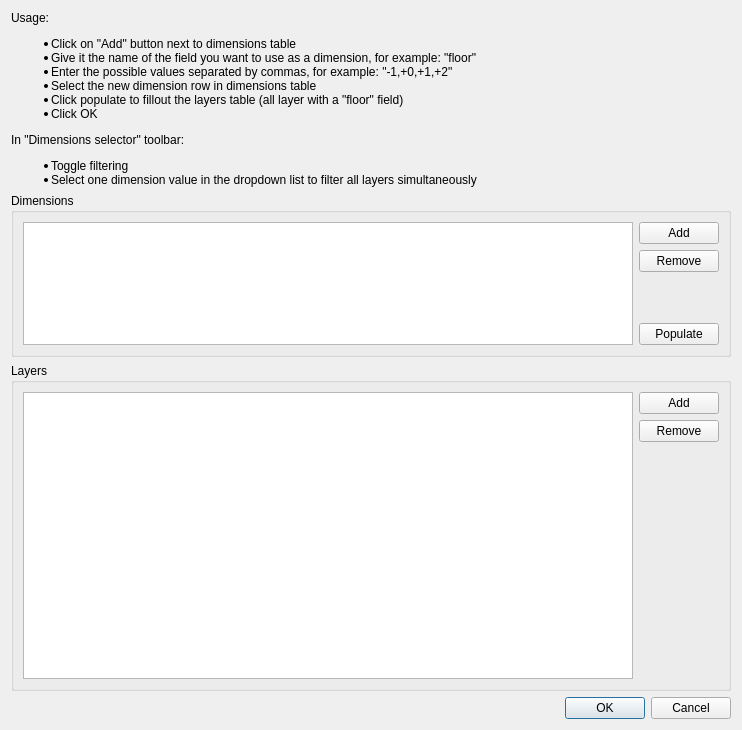
Before: the Qt Designer form ui/settings_dialog.ui in camptocamp/QGIS-DimensionsSelector, drawn with Qt 5.
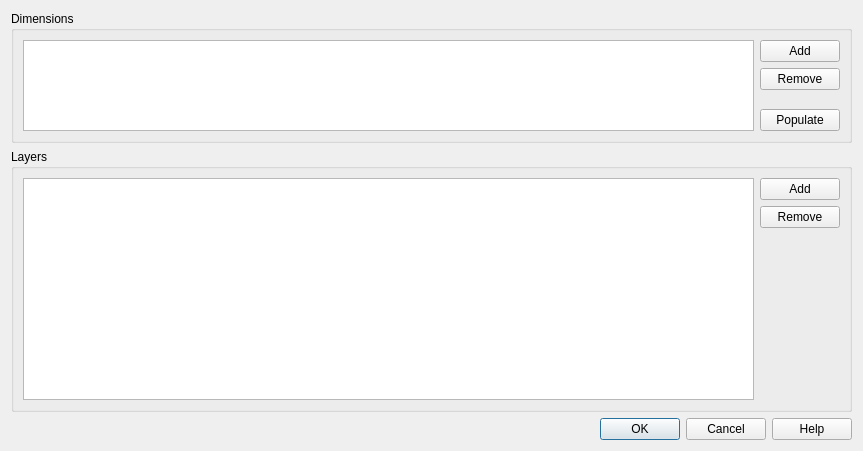
After: the same form once the commit is applied.

Commit message: Move help to sphinx and update content

```diff
--- a/ui/settings_dialog.ui
+++ b/ui/settings_dialog.ui
@@ -6,35 +6,14 @@
    <rect>
     <x>0</x>
     <y>0</y>
-    <width>742</width>
-    <height>730</height>
+    <width>863</width>
+    <height>451</height>
    </rect>
   </property>
   <property name="windowTitle">
    <string>Dimensions Selector Settings</string>
   </property>
-  <layout class="QVBoxLayout" name="verticalLayout" stretch="0,1,2,0">
-   <item>
-    <widget class="QLabel" name="label">
-     <property name="text">
-      <string>&lt;html&gt;&lt;head/&gt;&lt;body&gt;&lt;p&gt;Usage:&lt;/p&gt;
-&lt;ul&gt;
-&lt;li&gt;Click on &quot;Add&quot; button next to dimensions table&lt;/li&gt;
-&lt;li&gt;Give it the name of the field you want to use as a dimension, for example: &quot;floor&quot;&lt;/li&gt;
-&lt;li&gt;Enter the possible values separated by commas, for example: &quot;-1,+0,+1,+2&quot;&lt;/li&gt;
-&lt;li&gt;Select the new dimension row in dimensions table&lt;/li&gt;
-&lt;li&gt;Click populate to fillout the layers table (all layer with a &quot;floor&quot; field)&lt;/li&gt;
-&lt;li&gt;Click OK&lt;/li&gt;
-&lt;/ul&gt;
-&lt;p&gt;In &amp;quot;Dimensions selector&amp;quot; toolbar:&lt;/p&gt;
-&lt;ul&gt;
-&lt;li&gt;Toggle filtering&lt;/li&gt;
-&lt;li&gt;Select one dimension value in the dropdown list to filter all layers simultaneously&lt;/li&gt;
-&lt;/ul&gt;
-&lt;/body&gt;&lt;/html&gt;</string>
-     </property>
-    </widget>
-   </item>
+  <layout class="QVBoxLayout" name="verticalLayout" stretch="1,2,0">
    <item>
     <widget class="QGroupBox" name="dimensionsGroupBox">
      <property name="title">
@@ -142,7 +121,7 @@
       <enum>Qt::Horizontal</enum>
      </property>
      <property name="standardButtons">
-      <set>QDialogButtonBox::Cancel|QDialogButtonBox::Ok</set>
+      <set>QDialogButtonBox::Cancel|QDialogButtonBox::Help|QDialogButtonBox::Ok</set>
      </property>
     </widget>
    </item>
```
The commit also changes 9 other files.
